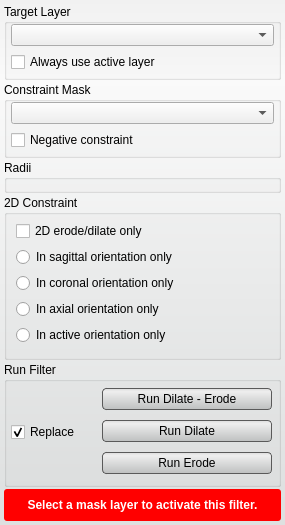
First picture: the form in src/Interface/ToolInterface/BinaryIterativeDilateErodeFilterInterface.ui, repository SCIInstitute/Seg3D, before the edit.
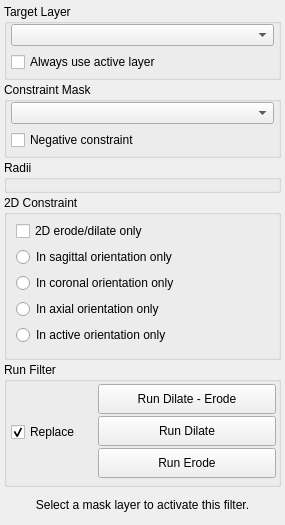
Second picture: the form after the edit. Custom widgets are drawn as their Qt base class.

Diff of the .ui file:
```diff
--- a/src/Interface/ToolInterface/BinaryIterativeDilateErodeFilterInterface.ui
+++ b/src/Interface/ToolInterface/BinaryIterativeDilateErodeFilterInterface.ui
@@ -19,34 +19,6 @@
   <property name="windowTitle">
    <string>Binary Dilate Erode</string>
   </property>
-  <property name="styleSheet">
-   <string notr="true">QWidget#BinaryIterativeDilateErodeFilterInterface{
-  border-radius: 3px;
-  background-color: qlineargradient(spread:pad, x1:0.5, y1:0, x2:0.5, y2:0.960227, stop:0 rgba(241, 241, 241, 255), stop:0.155779 rgba(250, 250, 250, 255), stop:1 rgba(222, 224, 224, 255));      
-}
-
-
-QPushButton{
-  background-color: qlineargradient(spread:pad, x1:0.5, y1:0, x2:0.5, y2:0.960227, stop:0 rgba(221, 221, 221, 255), stop:0.155779 rgba(238, 238, 238, 255), stop:1 rgba(192, 194, 194, 255));
-  border-radius: 4px;
-  border: 1px solid rgb(90, 90, 90);
-  margin:4px;
-}
-
-QPushButton:hover{
-  background-color: qlineargradient(spread:pad, x1:0.5, y1:0, x2:0.5, y2:1, stop:0 rgba(195, 195, 195, 255), stop:0.253769 rgba(206, 206, 206, 255), stop:1 rgba(185, 185, 185, 255));
-  border-radius: 4px;
-  border: 1px solid rgb(90, 90, 90);
-  margin:4px;
-}
-
-QPushButton:pressed{
-  background-color: qlineargradient(spread:pad, x1:0.5, y1:0, x2:0.5, y2:1, stop:0 rgba(150, 150, 150, 255), stop:0.753769 rgba(206, 206, 206, 255), stop:1 rgba(185, 185, 185, 255));
-  border-radius: 4px;
-  border: 1px solid rgb(90, 90, 90);
-  margin:4px;
-}</string>
-  </property>
   <layout class="QVBoxLayout" name="verticalLayout_3">
    <property name="spacing">
     <number>2</number>
@@ -456,17 +428,6 @@
        <height>32</height>
       </size>
      </property>
-     <property name="styleSheet">
-      <string notr="true">QLabel#message_{
-  color: white;
-  font: bold;
-}
-
-QWidget#message_alert_{
-  border-radius: 3px;
-  background-color: red;
-}</string>
-     </property>
      <layout class="QHBoxLayout" name="horizontalLayout_5">
       <property name="spacing">
        <number>0</number>
```
